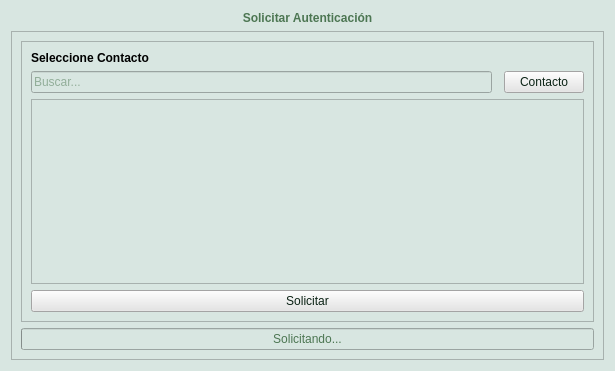
Qt form client_fva/ui/ui_elements/requestauthentication.ui (luisza/dfva_client) before a commit.
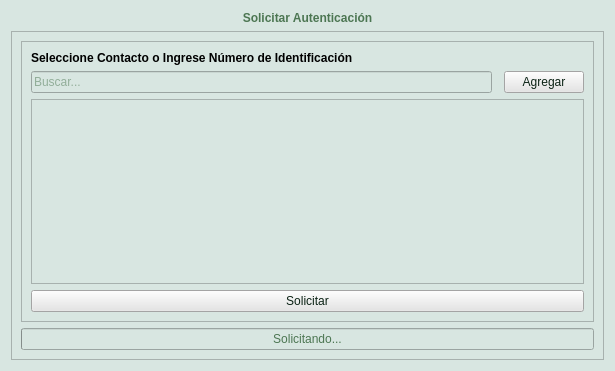
The same form after that commit. Icons and pictures are not drawn.

Patch:
```diff
--- a/client_fva/ui/ui_elements/requestauthentication.ui
+++ b/client_fva/ui/ui_elements/requestauthentication.ui
@@ -51,7 +51,7 @@
         <x>0</x>
         <y>0</y>
         <width>595</width>
-        <height>328</height>
+        <height>326</height>
        </rect>
       </property>
       <layout class="QVBoxLayout" name="scrollAreaLayout">
@@ -74,7 +74,7 @@
 font: bold;</string>
             </property>
             <property name="text">
-             <string>Seleccione Contacto</string>
+             <string>Seleccione Contacto o Ingrese Número de Identificación</string>
             </property>
             <property name="scaledContents">
              <bool>false</bool>
@@ -139,7 +139,7 @@
 background-color: rgb(229, 229, 229);</string>
             </property>
             <property name="text">
-             <string>Contacto</string>
+             <string>Agregar</string>
             </property>
             <property name="icon">
              <iconset resource="resources.qrc">
```
